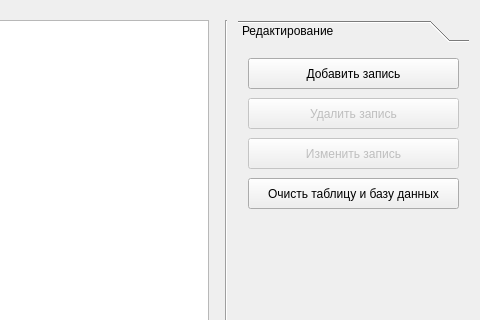
The window that MyRin/Forms/indexview.ui (relsa228/MyRin) describes before a commit, drawn with Qt 5; both pictures show x 622 to 1102 and y 0 to 320 of the 1102 by 694 pixel window.
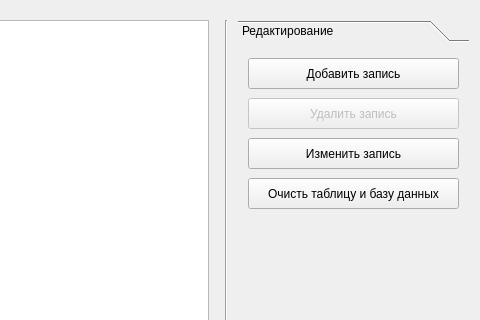
The same window after the commit. The open tabs and pages were chosen to show the change. Icons and pictures are not drawn.

```diff
--- a/MyRin/Forms/indexview.ui
+++ b/MyRin/Forms/indexview.ui
@@ -48,7 +48,7 @@
        <x>0</x>
        <y>0</y>
        <width>231</width>
-       <height>541</height>
+       <height>526</height>
       </rect>
      </property>
      <attribute name="label">
@@ -147,7 +147,7 @@
      </widget>
      <widget class="QPushButton" name="EditPerson">
       <property name="enabled">
-       <bool>false</bool>
+       <bool>true</bool>
       </property>
       <property name="geometry">
        <rect>
```
Left out of the diff: 8 changed lines with no effect on the pictures.
